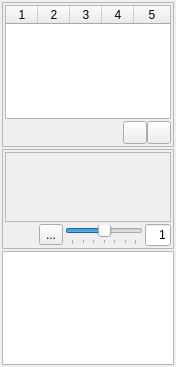
Qt form src/compositetoolswidget.ui (eigenbom/MQ-Sprite) before a commit.
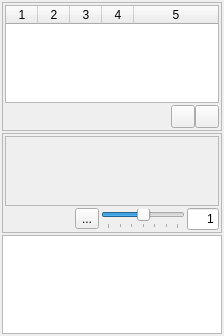
The same form after that commit. Icons and pictures are not drawn.

Diff of the .ui file:
```diff
--- a/src/compositetoolswidget.ui
+++ b/src/compositetoolswidget.ui
@@ -6,8 +6,8 @@
    <rect>
     <x>0</x>
     <y>0</y>
-    <width>176</width>
-    <height>367</height>
+    <width>224</width>
+    <height>336</height>
    </rect>
   </property>
   <property name="sizePolicy">
@@ -231,7 +231,7 @@
           <rect>
            <x>0</x>
            <y>0</y>
-           <width>164</width>
+           <width>212</width>
            <height>69</height>
           </rect>
          </property>
```
